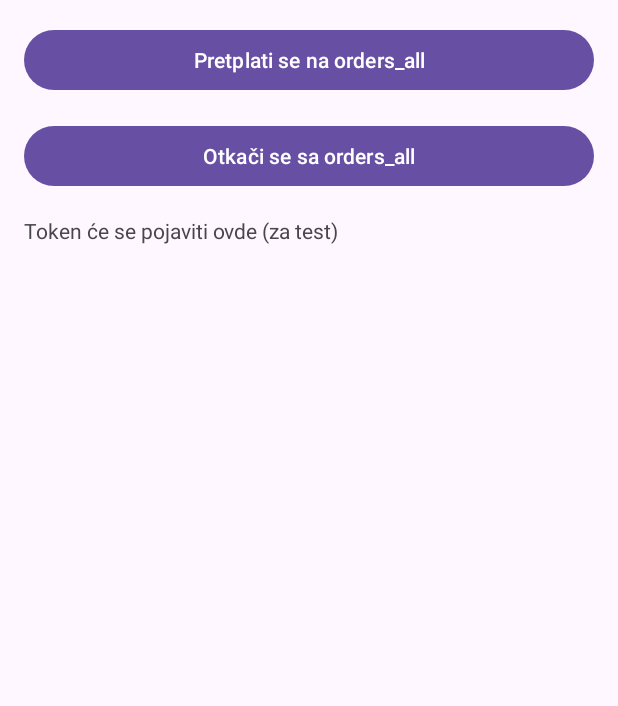
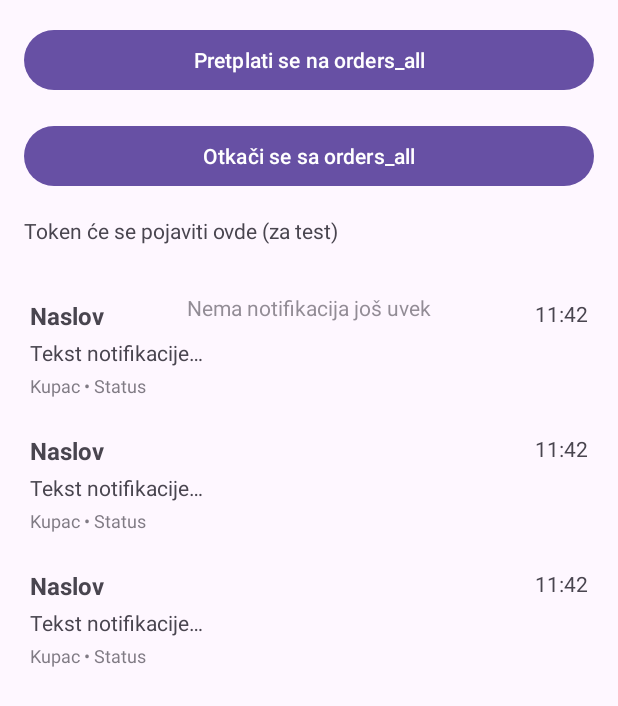
Before and after one commit to milosursulovic/machinero, an Android app: the layout activity_main.xml on its own in the app's theme, with its tools: preview values and no code run, on a phone screen of 412 x 824 dp. Shown: the top 706 px of the screen. Run offline under Robolectric (Android 15) with nearby library versions, the phone set to English and light mode, and no system bars.

Commit message:
Save notifications to database

```diff
--- a/android/app/build.gradle.kts
+++ b/android/app/build.gradle.kts
@@ -2,6 +2,7 @@ plugins {
     alias(libs.plugins.android.application)
     alias(libs.plugins.kotlin.android)
     id("com.google.gms.google-services")
+    id("com.google.devtools.ksp") version "2.2.10-2.0.2"
 }
 
 android {
@@ -39,6 +40,10 @@ android {
 dependencies {
     implementation(platform(libs.firebase.bom))
     implementation(libs.firebase.messaging.ktx.v2412)
+    implementation(libs.androidx.room.runtime)
+    implementation(libs.androidx.room.ktx)
+    ksp(libs.androidx.room.compiler)
+    implementation(libs.androidx.work.runtime.ktx)
 
     implementation(libs.androidx.core.ktx)
     implementation(libs.androidx.appcompat)
--- a/android/app/src/main/AndroidManifest.xml
+++ b/android/app/src/main/AndroidManifest.xml
@@ -16,7 +16,7 @@
         <service
             android:name=".push.CustomFirebaseMessagingService"
             android:enabled="true"
-            android:exported="true">
+            android:exported="false">
             <intent-filter>
                 <action android:name="com.google.firebase.MESSAGING_EVENT" />
             </intent-filter>
--- a/android/app/src/main/res/layout/activity_main.xml
+++ b/android/app/src/main/res/layout/activity_main.xml
@@ -37,4 +37,26 @@
         app:layout_constraintStart_toStartOf="parent"
         app:layout_constraintTop_toBottomOf="@id/btnUnsubscribe" />
 
+    <androidx.recyclerview.widget.RecyclerView
+        android:id="@+id/rvNotifications"
+        android:layout_width="0dp"
+        android:layout_height="0dp"
+        android:padding="8dp"
+        app:layout_constraintBottom_toBottomOf="parent"
+        app:layout_constraintEnd_toEndOf="parent"
+        app:layout_constraintStart_toStartOf="parent"
+        app:layout_constraintTop_toBottomOf="@id/tvToken"
+        tools:listitem="@layout/item_notification" />
+
+    <com.google.android.material.textview.MaterialTextView
+        android:id="@+id/tvEmpty"
+        android:layout_width="wrap_content"
+        android:layout_height="wrap_content"
+        android:alpha="0.6"
+        android:padding="16dp"
+        android:text="Nema notifikacija još uvek"
+        app:layout_constraintEnd_toEndOf="parent"
+        app:layout_constraintStart_toStartOf="parent"
+        app:layout_constraintTop_toBottomOf="@id/tvToken" />
+
 </androidx.constraintlayout.widget.ConstraintLayout>
--- /dev/null
+++ b/android/app/src/main/res/layout/item_notification.xml
@@ -0,0 +1,49 @@
+<?xml version="1.0" encoding="utf-8"?>
+<androidx.constraintlayout.widget.ConstraintLayout xmlns:android="http://schemas.android.com/apk/res/android"
+    xmlns:app="http://schemas.android.com/apk/res-auto"
+    android:layout_width="match_parent"
+    android:layout_height="wrap_content"
+    android:padding="12dp">
+
+    <com.google.android.material.textview.MaterialTextView
+        android:id="@+id/tvTitle"
+        android:layout_width="0dp"
+        android:layout_height="wrap_content"
+        android:text="Naslov"
+        android:textSize="16sp"
+        android:textStyle="bold"
+        app:layout_constraintEnd_toStartOf="@id/tvTime"
+        app:layout_constraintStart_toStartOf="parent"
+        app:layout_constraintTop_toTopOf="parent" />
+
+    <com.google.android.material.textview.MaterialTextView
+        android:id="@+id/tvTime"
+        android:layout_width="wrap_content"
+        android:layout_height="wrap_content"
+        android:text="11:42"
+        app:layout_constraintEnd_toEndOf="parent"
+        app:layout_constraintTop_toTopOf="parent" />
+
+    <com.google.android.material.textview.MaterialTextView
+        android:id="@+id/tvBody"
+        android:layout_width="0dp"
+        android:layout_height="wrap_content"
+        android:paddingTop="4dp"
+        android:text="Tekst notifikacije…"
+        app:layout_constraintEnd_toEndOf="parent"
+        app:layout_constraintStart_toStartOf="parent"
+        app:layout_constraintTop_toBottomOf="@id/tvTitle" />
+
+    <com.google.android.material.textview.MaterialTextView
+        android:id="@+id/tvMeta"
+        android:layout_width="0dp"
+        android:layout_height="wrap_content"
+        android:alpha="0.7"
+        android:paddingTop="4dp"
+        android:text="Kupac • Status"
+        android:textSize="12sp"
+        app:layout_constraintEnd_toEndOf="parent"
+        app:layout_constraintStart_toStartOf="parent"
+        app:layout_constraintTop_toBottomOf="@id/tvBody" />
+
+</androidx.constraintlayout.widget.ConstraintLayout>
```
Also changed, not shown: android/app/src/main/java/com/example/machinero/MainActivity.kt (+50 -4 lines), android/app/src/main/java/com/example/machinero/data/AppDatabase.kt (added, +33 -0 lines), android/app/src/main/java/com/example/machinero/data/NotificationDao.kt (added, +23 -0 lines), android/app/src/main/java/com/example/machinero/data/NotificationEntity.kt (added, +17 -0 lines), android/app/src/main/java/com/example/machinero/push/CustomFirebaseMessagingService.kt (+67 -6 lines), android/app/src/main/java/com/example/machinero/ui/NotificationsAdapter.kt (added, +64 -0 lines), android/app/src/main/java/com/example/machinero/work/SaveNotificationWorker.kt (added, +33 -0 lines), android/gradle/libs.versions.toml (+17 -8 lines), 2 other files.
